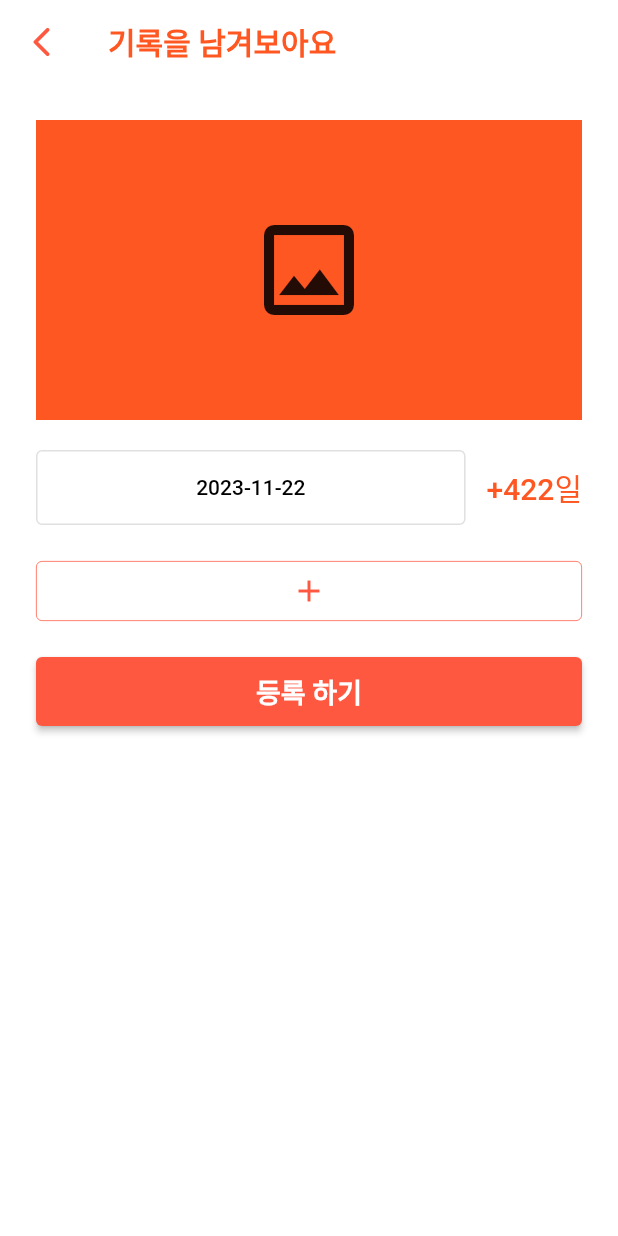
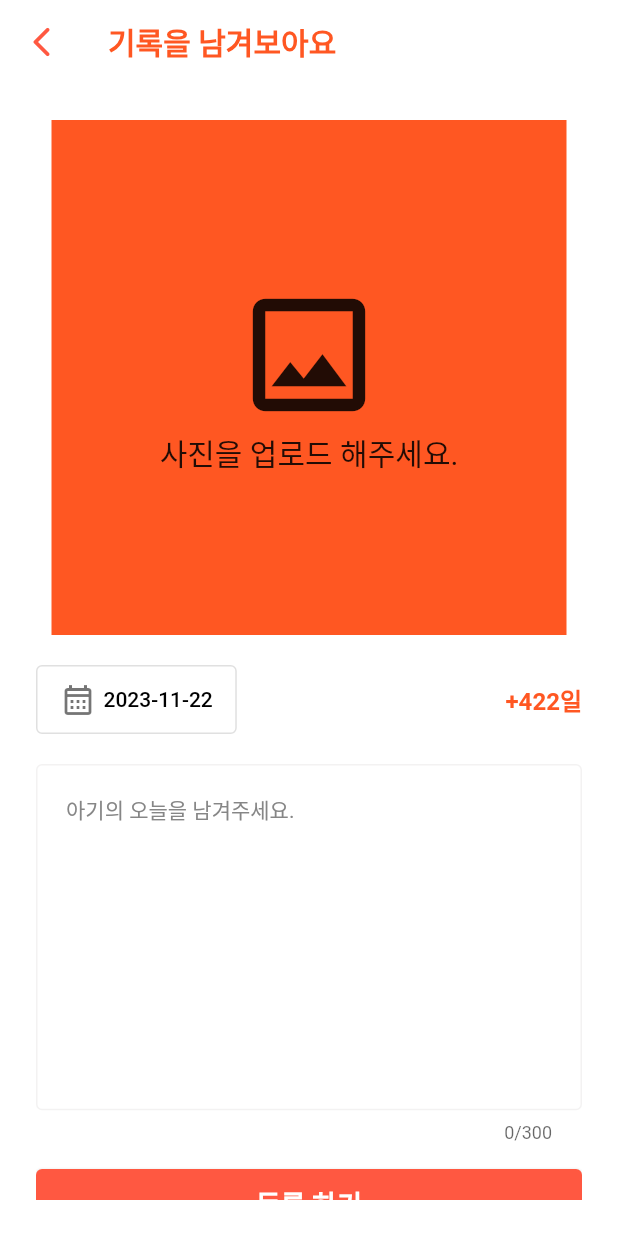
Before and after one commit to shinsanghooon/tiny-human-app, a Flutter app: the DiaryRegisterScreen widget shown alone on an empty page, opened directly, on a phone screen of 412 x 824 dp. Run offline on Flutter 3.47's test engine with Material 2 defaults, Android fonts, the phone set to English and light mode, and no system bars; our stand-ins replace cached_network_image, carousel_slider, dio, flutter_riverpod, flutter_secure_storage, image_picker and 3 more; missing offline and left inert: dart:ffi; accounts and stored records are empty; generated files the repository leaves out were written again; network calls fail.

Commit message:
feature: [#4] 일기 작성 화면에 사진 업로드 및 Carousel 적용

```diff
--- a/lib/album/model/album_model.dart
+++ b/lib/album/model/album_model.dart
@@ -34,4 +34,5 @@ class AlbumModel {
   factory AlbumModel.fromJson(Map<String, dynamic> json) =>
       _$AlbumModelFromJson(json);
 
+
 }
--- a/lib/common/component/custom_long_text_form_field.dart
+++ b/lib/common/component/custom_long_text_form_field.dart
@@ -11,6 +11,7 @@ class CustomLongTextFormField extends StatelessWidget {
   final String? hintText;
   final String? errorText;
   final String initialValue;
+  final TextEditingController? textEditingController;
 
   const CustomLongTextFormField({
     required this.keyName,
@@ -20,6 +21,7 @@ class CustomLongTextFormField extends StatelessWidget {
     this.hintText,
     this.errorText,
     required this.initialValue,
+    this.textEditingController,
     super.key,
   });
 
@@ -32,6 +34,7 @@ class CustomLongTextFormField extends StatelessWidget {
     ));
 
     return TextFormField(
+      controller: textEditingController,
       textAlignVertical: TextAlignVertical.top,
       maxLength: 300,
       maxLines: null,
@@ -58,7 +61,7 @@ class CustomLongTextFormField extends StatelessWidget {
         errorText: errorText,
         hintStyle: const TextStyle(
           color: BODY_TEXT_COLOR,
-          fontSize: 16.0,
+          fontSize: 14.0,
         ),
         fillColor: INPUT_BG_COLOR,
         filled: true,
--- a/lib/diary/view/diary_register_screen.dart
+++ b/lib/diary/view/diary_register_screen.dart
@@ -1,10 +1,12 @@
 import 'dart:io';
 
+import 'package:carousel_slider/carousel_slider.dart';
 import 'package:dio/dio.dart';
 import 'package:flutter/material.dart';
 import 'package:flutter/rendering.dart';
 import 'package:image_picker/image_picker.dart';
 import 'package:intl/intl.dart';
+import 'package:smooth_page_indicator/smooth_page_indicator.dart';
 
 import '../../common/component/alert_dialog.dart';
 import '../../common/component/custom_long_text_form_field.dart';
@@ -23,12 +25,13 @@ class DiaryRegisterScreen extends StatefulWidget {
 class _DiaryRegisterScreenState extends State<DiaryRegisterScreen> {
   final dio = Dio();
   final GlobalKey<FormState> formKey = GlobalKey();
-  final List<Widget> _formWidgets = [];
+  CarouselController buttonCarouselController = CarouselController();
+  int photoCurrentIndex = 0;
 
   // profile image
-  final ImagePicker picker = ImagePicker(); //ImagePicker 초기화
+  final ImagePicker imagePicker = ImagePicker(); //ImagePicker 초기화
   XFile? pickedFile;
-  List<XFile>? pickedFiles;
+  List<XFile> pickedImages = [];
   String? pickedFilePath;
 
   String? name;
@@ -36,7 +39,7 @@ class _DiaryRegisterScreenState extends State<DiaryRegisterScreen> {
 
   int? daysAfterBirth;
 
-  DateTime? diaryDate;
+  DateTime? diaryDate = DateTime.now();
   List<String> fileName = [];
   List<String> sentences = [];
 
@@ -68,25 +71,61 @@ class _DiaryRegisterScreenState extends State<DiaryRegisterScreen> {
         child: Padding(
           padding: const EdgeInsets.all(24.0),
           child: SingleChildScrollView(
-            child: Column(children: [
-              Container(
-                height: 200,
-                width: MediaQuery.of(context).size.width,
-                child: Icon(
-                  Icons.photo_outlined,
-                  size: 80.0,
+            child: Column(
+              children: [
+                pickedImages.isEmpty
+                    ? GestureDetector(
+                        onTap: () async {
+                          List<XFile> selectedImages = await uploadImages();
+                          if (selectedImages!.isNotEmpty) {
+                            print('selected image is not emtpy');
+                          }
+
+                          if ((pickedImages.length + selectedImages.length) >
+                              5) {
+                            throw const Expanded(
+                                child: Text("사진은 5장까지만 선택이 가능합니다."));
+                          }
+
+                          setState(() {
+                            pickedImages = selectedImages;
+                          });
+                        },
+                        child: Container(
+                          height: MediaQuery.of(context).size.width / 1.2,
+                          width: MediaQuery.of(context).size.width / 1.2,
+                          color: Colors.deepOrange.shade500,
+                          child: _uploadPhotoLabel(),
                         ),
-                color: Colors.deepOrange.shade500,
+                      )
+                    : GestureDetector(
+                        onTap: () async {
+                          List<XFile> selectedImages = await uploadImages();
+                          if (selectedImages!.isNotEmpty) {
+                            print('selected image is not emtpy');
+                          }
+
+                          if ((pickedImages.length + selectedImages.length) >
+                              5) {
+                            throw const Expanded(
+                                child: Text("사진은 5장까지만 선택이 가능합니다."));
+                          }
+
+                          setState(() {
+                            pickedImages = [...pickedImages, ...selectedImages];
+                          });
+                        },
+                        child: Container(
+                          height: MediaQuery.of(context).size.width / 1.2,
+                          width: MediaQuery.of(context).size.width / 1.2,
+                          color: Colors.transparent,
+                          child: _uploadPhotoCarousel(
+                              MediaQuery.of(context).size.width / 1.2),
+                        ),
                       ),
                 const SizedBox(height: 20.0),
-              Container(
-                child: Form(
-                  key: formKey,
-                  child: Column(
-                    crossAxisAlignment: CrossAxisAlignment.stretch,
-                    children: [
                 Row(
-                        mainAxisAlignment: MainAxisAlignment.center,
+                  mainAxisAlignment: MainAxisAlignment.spaceBetween,
                   children: [
                     datePickerButton(context),
                     const SizedBox(width: 14.0),
@@ -95,83 +134,94 @@ class _DiaryRegisterScreenState extends State<DiaryRegisterScreen> {
                         '+${daysAfterBirth.toString()}일',
                         style: const TextStyle(
                           color: Colors.deepOrange,
-                                fontWeight: FontWeight.w500,
-                                fontSize: 20.0,
+                          fontWeight: FontWeight.w700,
+                          fontSize: 16.0,
                         ),
                       ),
                   ],
                 ),
-                      const SizedBox(height: 20.0),
-                      // 기존 입력 폼 목록 표시
-                      Column(
-                        children: _formWidgets,
-                      ),
-                      // + 버튼
-                      if (_formWidgets.length < 3)
-                        TextButton(
-                          onPressed: () {
-                            // + 버튼 클릭 시 새로운 입력 폼 추가
-                            if (_formWidgets.length >= 3) {
-                              throw Exception("최대 3개까지만 입력이 가능합니다.");
-                            }
-                            _addNewForm(_formWidgets.length + 1);
-                          },
-                          child: Icon(
-                            Icons.add,
-                            color: PRIMARY_COLOR,
-                          ),
-                          style: ElevatedButton.styleFrom(
-                            backgroundColor: Colors.white,
-                            side: const BorderSide(
-                              width: 0.5,
-                              color: PRIMARY_COLOR,
+                Padding(
+                  padding: const EdgeInsets.symmetric(vertical: 20.0),
+                  child: Form(
+                    key: formKey,
+                    child: diaryTextCard(1, 1),
                   ),
                 ),
-                        ),
-                      const SizedBox(height: 20.0),
                 registerDiaryActionButton(context),
               ],
             ),
-                ),
-              ),
-            ]),
           ),
         ),
       ),
     );
   }
 
-  // 새로운 입력 폼 추가
-  void _addNewForm(int id) {
-    setState(() {
-      _formWidgets.add(_buildFormWidget(id));
-    });
+  Future<List<XFile>> uploadImages() async {
+    print("Diary Image upload button is pressed.");
+    List<XFile>? images = await imagePicker.pickMultipleMedia();
+    print('selected images count: ${images.length}');
+    return images;
   }
 
-  // 입력 폼 위젯 생성
-  Widget _buildFormWidget(int id) {
-    return Column(
-      crossAxisAlignment: CrossAxisAlignment.stretch,
+  Widget _uploadPhotoLabel() {
+    return const Column(
+      mainAxisAlignment: MainAxisAlignment.center,
       children: [
+        Icon(
+          Icons.photo_outlined,
+          size: 100.0,
+        ),
         Text(
-          "#$id",
+          "사진을 업로드 해주세요.",
           style: TextStyle(
-            fontSize: 24.0,
-            fontWeight: FontWeight.w800,
+            fontSize: 20.0,
           ),
-          textAlign: TextAlign.start,
+        )
+      ],
+    );
+  }
+
+  Widget _uploadPhotoCarousel(double size) {
+    return Stack(
+      alignment: Alignment.bottomCenter,
+      children: [
+        CarouselSlider(
+            carouselController: buttonCarouselController,
+            items: pickedImages.map((image) {
+              return ClipRRect(
+                borderRadius: BorderRadius.circular(16.0),
+                child: Image.asset(
+                  image.path,
+                  width: size,
+                  height: size,
+                  fit: BoxFit.cover,
                 ),
-        Container(
-          height: 250,
-          child: Padding(
-            padding: const EdgeInsets.all(10.0),
-            child: CustomLongTextFormField(
-              keyName: 'description_$id',
-              onSaved: (String? value) {
-                sentences.add(value!);
-              },
-              hintText: "아기의 오늘을 남겨주세요.",
-              initialValue: '',
+              );
+            }).toList(),
+            options: CarouselOptions(
+                autoPlay: true,
+                height: size,
+                viewportFraction: 1.0,
+                onPageChanged: (index, _) {
+                  setState(() {
+                    print("new index $index");
+                    photoCurrentIndex = index;
+                    buttonCarouselController.jumpToPage(index);
+                  });
+                })),
+        Positioned(
+          bottom: 5.0,
+          child: AnimatedSmoothIndicator(
+            activeIndex: photoCurrentIndex,
+            count: pickedImages.length,
+            effect: JumpingDotEffect(
+              verticalOffset: 10.0,
+              jumpScale: 2.0,
+              dotColor: Colors.white.withOpacity(0.3),
+              activeDotColor: Colors.deepOrange.withOpacity(0.6),
+              dotWidth: 14.0,
+              dotHeight: 14.0,
+              spacing: 8.0,
             ),
           ),
         ),
@@ -179,9 +229,26 @@ class _DiaryRegisterScreenState extends State<DiaryRegisterScreen> {
     );
   }
 
+  // 입력 폼 위젯 생성
+  Widget diaryTextCard(int id, diaryLength) {
+    return SizedBox(
+      height: 250,
+      child: CustomLongTextFormField(
+        keyName: 'description_$id',
+        // textEditingController: textEditingController,
+        onSaved: (String? value) {
+          sentences.add(value!);
+        },
+        hintText: "아기의 오늘을 남겨주세요.",
+        initialValue: '',
+      ),
+    );
+  }
+
   SizedBox registerDiaryActionButton(BuildContext context) {
     return SizedBox(
       height: 46.0,
+      width: MediaQuery.of(context).size.width,
       child: ElevatedButton(
         onPressed: () async {
           // 서버에 요청을 보낸다.
@@ -301,10 +368,9 @@ class _DiaryRegisterScreenState extends State<DiaryRegisterScreen> {
     );
   }
 
-  Expanded datePickerButton(BuildContext context) {
-    return Expanded(
-      child: SizedBox(
-        height: 50.0,
+  Widget datePickerButton(BuildContext context) {
+    return SizedBox(
+      height: 46.0,
       child: OutlinedButton(
         onPressed: () {
           showDatePicker(
@@ -322,13 +388,23 @@ class _DiaryRegisterScreenState extends State<DiaryRegisterScreen> {
             });
           });
         },
-          child: Text(
+        child: Row(
+          children: [
+            const Icon(
+              Icons.calendar_month_outlined,
+              color: Colors.black54,
+            ),
+            const SizedBox(
+              width: 5.0,
+            ),
+            Text(
               DateFormat('yyyy-MM-dd').format(diaryDate!).toString(),
               style: const TextStyle(
                 fontSize: 14.0,
                 color: Colors.black,
               ),
             ),
+          ],
         ),
       ),
     );
```
Also changed, not shown: lib/album/view/album_screen.dart (+11 -16 lines), lib/diary/model/diary_model.dart (added, +15 -0 lines). Lines whose indentation alone changed are shown as unchanged.
